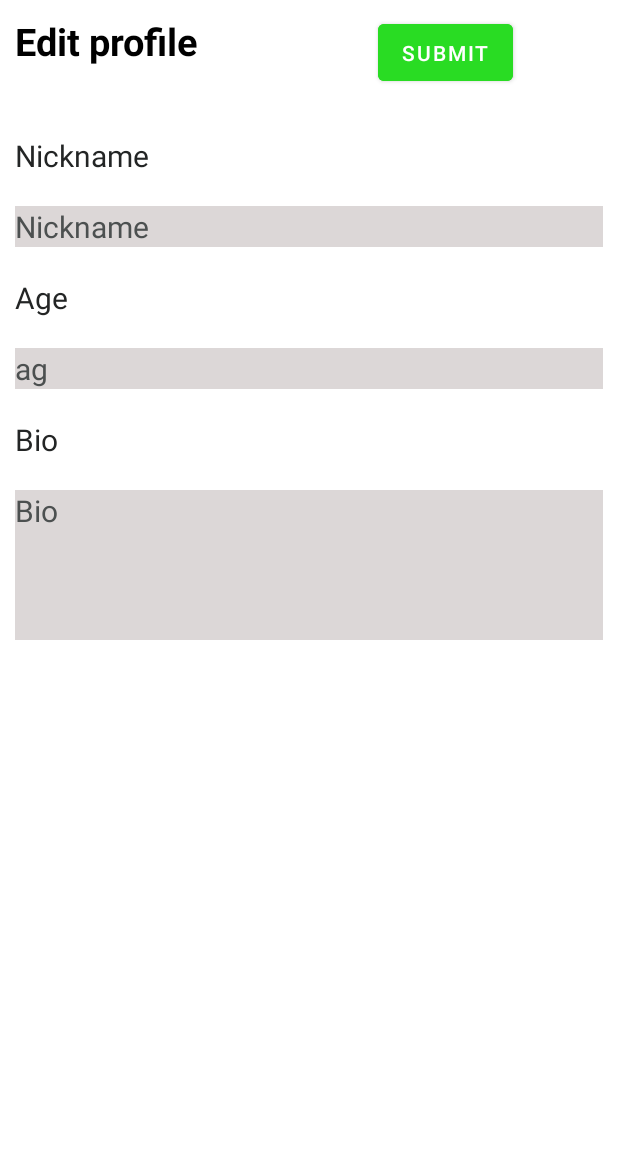
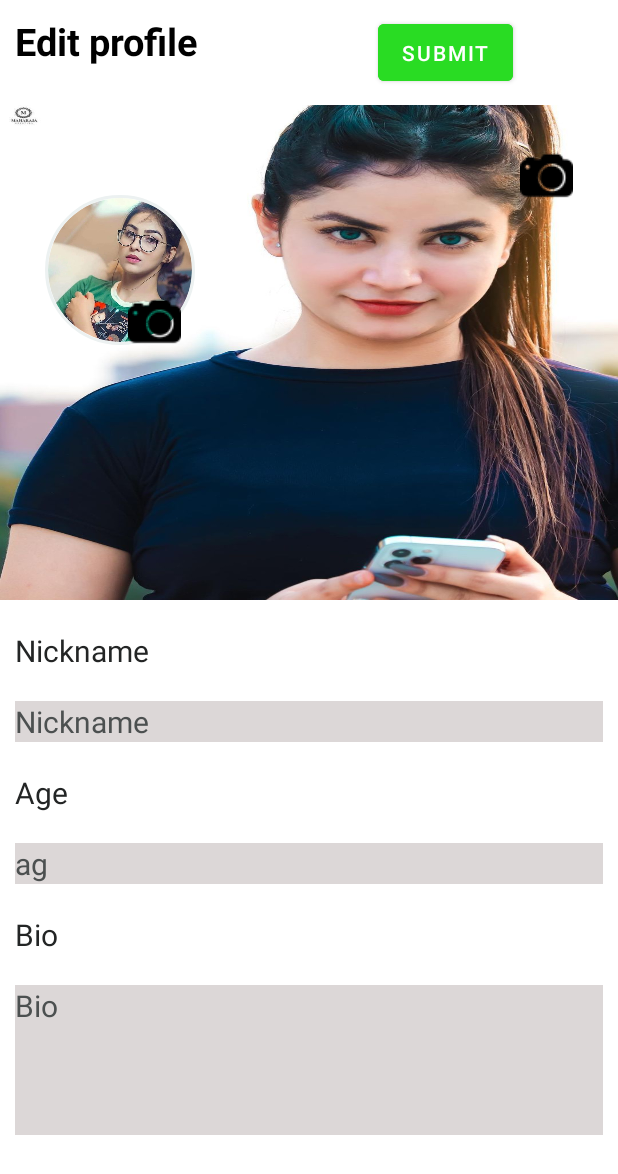
Before and after one commit to ahsanhabeeb-bd/final-mimo-fun-1, an Android app: the layout activity_edit.xml on its own in the app's theme, with its tools: preview values and no code run, on a phone screen of 412 x 824 dp. Shown: the top 1174 px of the screen. Run offline under Robolectric (Android 15) with nearby library versions, the phone set to English and light mode, and no system bars.

Commit message:
after zhamela again open new

```diff
--- a/app/src/main/AndroidManifest.xml
+++ b/app/src/main/AndroidManifest.xml
@@ -247,6 +247,9 @@
                 android:name="android.app.lib_name"
                 android:value="" />
         </activity>
+
+
+
     </application>
 
 </manifest>
--- a/app/src/main/java/com/example/finalmimofun/Profile_data_Activity.java
+++ b/app/src/main/java/com/example/finalmimofun/Profile_data_Activity.java
@@ -203,6 +203,9 @@ public class Profile_data_Activity extends AppCompatActivity
                                         map.put("id_number",random);
                                         map.put("gender",gen);
 
+                                        map.put("progress_mex",0);
+                                        map.put("progress_curant",0);
+
 
                                         map.put("name",""+name.getText().toString());
                                         map.put("age",""+age.getText().toString());
--- a/app/src/main/res/layout/activity_edit.xml
+++ b/app/src/main/res/layout/activity_edit.xml
@@ -8,13 +8,23 @@
     tools:context=".EditActivity"
     android:orientation="vertical"
     >
+    <ScrollView
+        android:layout_width="match_parent"
+        android:layout_height="wrap_content"
+        >
+        <LinearLayout
+            android:layout_width="match_parent"
+            android:layout_height="wrap_content"
+            android:orientation="vertical"
+            >
     <LinearLayout
         android:layout_width="match_parent"
         android:layout_height="50dp"
         android:orientation="horizontal"
         android:layout_margin="10dp"
+        android:layout_marginTop="30dp"
+        >
 
-        >
         <TextView
             android:layout_width="wrap_content"
             android:layout_height="match_parent"
@@ -37,6 +47,51 @@
 
 
     </LinearLayout>
+    <FrameLayout
+        android:layout_width="match_parent"
+        android:layout_height="wrap_content"
+        >
+
+    <ImageView
+        android:id="@+id/photomain1"
+        android:layout_width="match_parent"
+        android:layout_height="330dp"
+        android:scaleType="fitXY"
+        android:src="@drawable/ladis6" />
+
+    <de.hdodenhof.circleimageview.CircleImageView
+        android:id="@+id/photo_round1"
+        android:layout_width="100dp"
+        android:layout_height="100dp"
+        android:layout_marginTop="60dp"
+        android:layout_marginLeft="30dp"
+        android:src="@drawable/ladis4"
+        app:civ_border_color="#ECF1F1"
+        app:civ_border_width="2dp"
+
+        />
+        <ImageView
+            android:id="@+id/edit_round_photo"
+            android:layout_width="35dp"
+            android:layout_height="35dp"
+            android:scaleType="fitXY"
+            android:src="@drawable/camera_edit"
+            android:layout_gravity="center_vertical"
+            android:layout_marginBottom="20dp"
+            android:layout_marginLeft="85dp"
+            />
+        <ImageView
+            android:id="@+id/edit_main_photo"
+            android:layout_width="35dp"
+            android:layout_height="35dp"
+            android:scaleType="fitXY"
+            android:src="@drawable/camera_edit"
+            android:layout_gravity="top|right"
+            android:layout_marginRight="30dp"
+            android:layout_marginTop="30dp"
+            />
+    </FrameLayout>
+
     <TextView
         android:layout_width="match_parent"
         android:layout_height="wrap_content"
@@ -107,9 +162,10 @@
         android:background="#DCD7D7"
         android:gravity="top|left"
         android:maxLength="300"
+        android:layout_marginBottom="30dp"
         />
 
-
-
+        </LinearLayout>
+    </ScrollView>
 
 </LinearLayout>
```
Also changed, not shown: app/build.gradle (+9 -3 lines), app/src/main/java/com/example/finalmimofun/EditActivity.java (+14 -0 lines), app/src/main/java/com/example/finalmimofun/User_lavel_Activity.java (+9 -0 lines), app/src/main/res/layout/activity_profile_main_image.xml (+22 -5 lines), app/src/main/res/layout/activity_user_lavel.xml (+9 -10 lines), app/src/main/res/drawable/camera_edit.png (added), app/src/main/res/drawable/official_headframe.png (added), app/src/main/res/drawable/pngwing_1.png (added), 1 other file.
